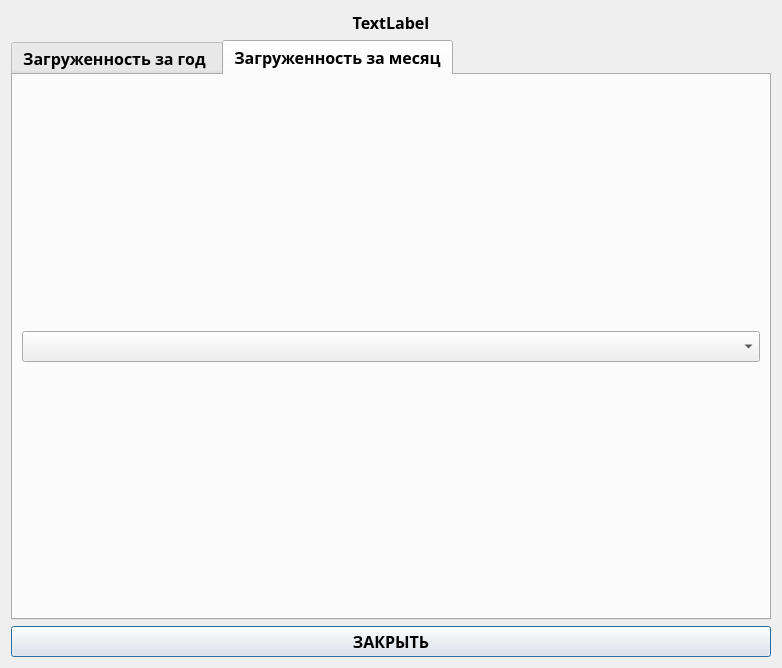
The window that statisticwindow.ui (1123581321345589144233377610/Airport-Inspector) describes before a commit, drawn with Qt 5.
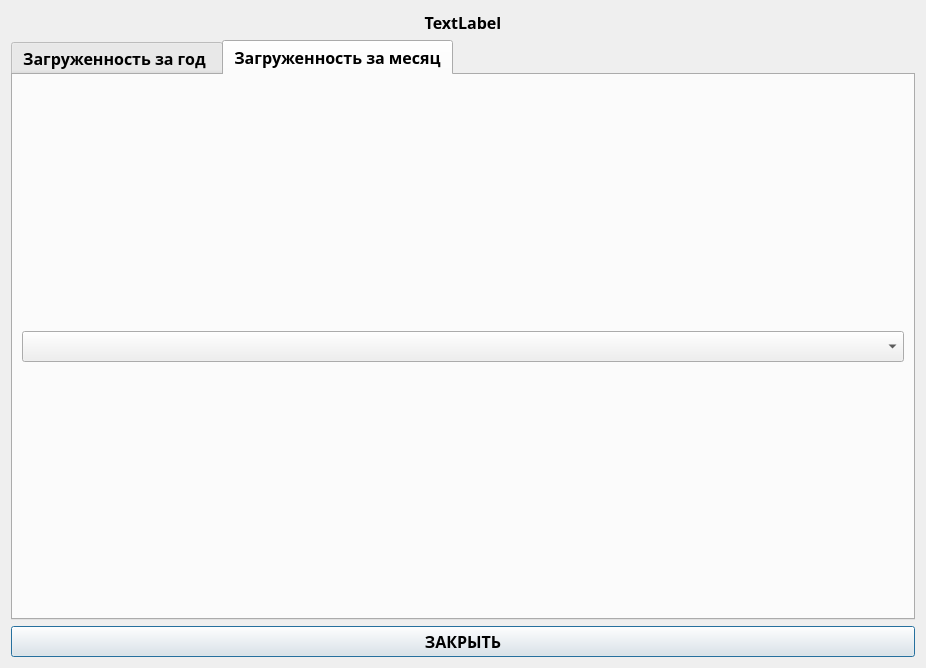
The same window after the commit.

Patch:
```diff
--- a/statisticwindow.ui
+++ b/statisticwindow.ui
@@ -6,7 +6,7 @@
    <rect>
     <x>0</x>
     <y>0</y>
-    <width>782</width>
+    <width>926</width>
     <height>668</height>
    </rect>
   </property>
```
